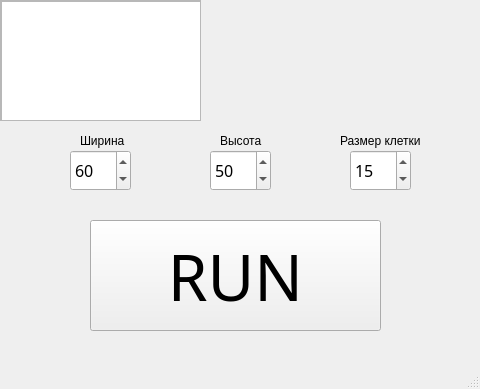
First picture: the form in MainWindow.ui, repository Sobaka12345/MistaSnake, before the edit.
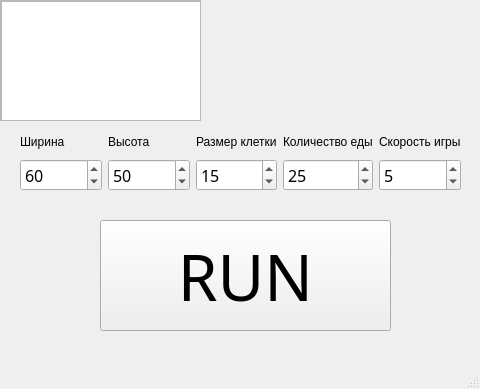
Second picture: the form after the edit.

Patch:
```diff
--- a/MainWindow.ui
+++ b/MainWindow.ui
@@ -14,112 +14,16 @@
    <string>MistaSnake</string>
   </property>
   <widget class="QWidget" name="centralwidget">
-   <widget class="QSpinBox" name="width">
-    <property name="geometry">
-     <rect>
-      <x>70</x>
-      <y>150</y>
-      <width>61</width>
-      <height>41</height>
-     </rect>
-    </property>
-    <property name="font">
-     <font>
-      <family>Roboto Bk</family>
-      <pointsize>12</pointsize>
-     </font>
-    </property>
-    <property name="value">
-     <number>60</number>
-    </property>
-   </widget>
-   <widget class="QSpinBox" name="height">
-    <property name="geometry">
-     <rect>
-      <x>210</x>
-      <y>150</y>
-      <width>61</width>
-      <height>41</height>
-     </rect>
-    </property>
-    <property name="font">
-     <font>
-      <family>Roboto Bk</family>
-      <pointsize>12</pointsize>
-     </font>
-    </property>
-    <property name="maximum">
-     <number>100</number>
-    </property>
-    <property name="value">
-     <number>50</number>
-    </property>
-   </widget>
-   <widget class="QSpinBox" name="cellSize">
-    <property name="geometry">
-     <rect>
-      <x>350</x>
-      <y>150</y>
-      <width>61</width>
-      <height>41</height>
-     </rect>
-    </property>
-    <property name="font">
-     <font>
-      <family>Roboto Bk</family>
-      <pointsize>12</pointsize>
-     </font>
-    </property>
-    <property name="maximum">
-     <number>50</number>
-    </property>
-    <property name="value">
-     <number>15</number>
-    </property>
-   </widget>
-   <widget class="QLabel" name="label">
-    <property name="geometry">
-     <rect>
-      <x>80</x>
-      <y>130</y>
-      <width>61</width>
-      <height>21</height>
-     </rect>
-    </property>
-    <property name="text">
-     <string>Ширина</string>
-    </property>
-   </widget>
-   <widget class="QLabel" name="label_2">
-    <property name="geometry">
-     <rect>
-      <x>220</x>
-      <y>130</y>
-      <width>61</width>
-      <height>21</height>
-     </rect>
-    </property>
-    <property name="text">
-     <string>Высота</string>
-    </property>
-   </widget>
-   <widget class="QLabel" name="label_3">
-    <property name="geometry">
-     <rect>
-      <x>340</x>
-      <y>130</y>
-      <width>81</width>
-      <height>21</height>
-     </rect>
-    </property>
-    <property name="text">
-     <string>Размер клетки</string>
-    </property>
-   </widget>
+   <property name="enabled">
+    <bool>true</bool>
+   </property>
+   <property name="autoFillBackground">
+    <bool>false</bool>
+   </property>
    <widget class="QPushButton" name="startGame">
     <property name="geometry">
      <rect>
-      <x>90</x>
+      <x>100</x>
       <y>220</y>
       <width>291</width>
       <height>111</height>
@@ -171,6 +75,136 @@
      </widget>
     </widget>
    </widget>
+   <widget class="QWidget" name="">
+    <property name="geometry">
+     <rect>
+      <x>20</x>
+      <y>130</y>
+      <width>441</width>
+      <height>61</height>
+     </rect>
+    </property>
+    <layout class="QGridLayout" name="gridLayout">
+     <item row="0" column="0">
+      <widget class="QLabel" name="label">
+       <property name="text">
+        <string>Ширина</string>
+       </property>
+      </widget>
+     </item>
+     <item row="0" column="1">
+      <widget class="QLabel" name="label_2">
+       <property name="text">
+        <string>Высота</string>
+       </property>
+      </widget>
+     </item>
+     <item row="0" column="2">
+      <widget class="QLabel" name="label_3">
+       <property name="text">
+        <string>Размер клетки</string>
+       </property>
+      </widget>
+     </item>
+     <item row="0" column="3">
+      <widget class="QLabel" name="label_4">
+       <property name="text">
+        <string>Количество еды</string>
+       </property>
+      </widget>
+     </item>
+     <item row="0" column="4">
+      <widget class="QLabel" name="label_5">
+       <property name="text">
+        <string>Скорость игры</string>
+       </property>
+      </widget>
+     </item>
+     <item row="1" column="0">
+      <widget class="QSpinBox" name="width">
+       <property name="font">
+        <font>
+         <family>Roboto Bk</family>
+         <pointsize>12</pointsize>
+        </font>
+       </property>
+       <property name="value">
+        <number>60</number>
+       </property>
+      </widget>
+     </item>
+     <item row="1" column="1">
+      <widget class="QSpinBox" name="height">
+       <property name="font">
+        <font>
+         <family>Roboto Bk</family>
+         <pointsize>12</pointsize>
+        </font>
+       </property>
+       <property name="maximum">
+        <number>100</number>
+       </property>
+       <property name="value">
+        <number>50</number>
+       </property>
+      </widget>
+     </item>
+     <item row="1" column="2">
+      <widget class="QSpinBox" name="cellSize">
+       <property name="font">
+        <font>
+         <family>Roboto Bk</family>
+         <pointsize>12</pointsize>
+        </font>
+       </property>
+       <property name="maximum">
+        <number>50</number>
+       </property>
+       <property name="value">
+        <number>15</number>
+       </property>
+      </widget>
+     </item>
+     <item row="1" column="3">
+      <widget class="QSpinBox" name="foodCount">
+       <property name="font">
+        <font>
+         <family>Roboto Bk</family>
+         <pointsize>12</pointsize>
+        </font>
+       </property>
+       <property name="minimum">
+        <number>1</number>
+       </property>
+       <property name="maximum">
+        <number>50</number>
+       </property>
+       <property name="value">
+        <number>25</number>
+       </property>
+      </widget>
+     </item>
+     <item row="1" column="4">
+      <widget class="QSpinBox" name="gameSpeed">
+       <property name="font">
+        <font>
+         <family>Roboto Bk</family>
+         <pointsize>12</pointsize>
+        </font>
+       </property>
+       <property name="minimum">
+        <number>1</number>
+       </property>
+       <property name="maximum">
+        <number>10</number>
+       </property>
+       <property name="value">
+        <number>5</number>
+       </property>
+      </widget>
+     </item>
+    </layout>
+   </widget>
   </widget>
   <widget class="QMenuBar" name="menubar">
    <property name="geometry">
```
